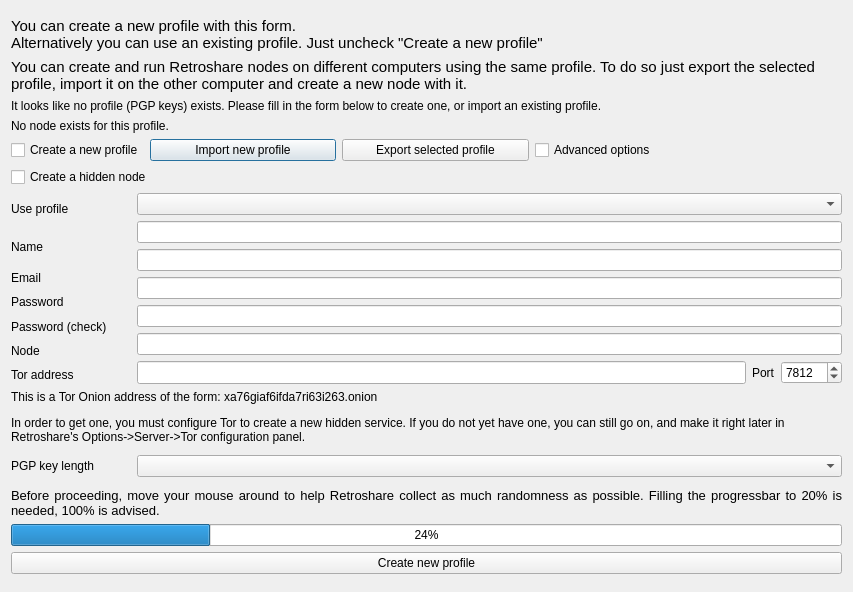
Before: the Qt Designer form retroshare-gui/src/gui/GenCertDialog.ui in RetroShare/RetroShare, drawn with Qt 5.
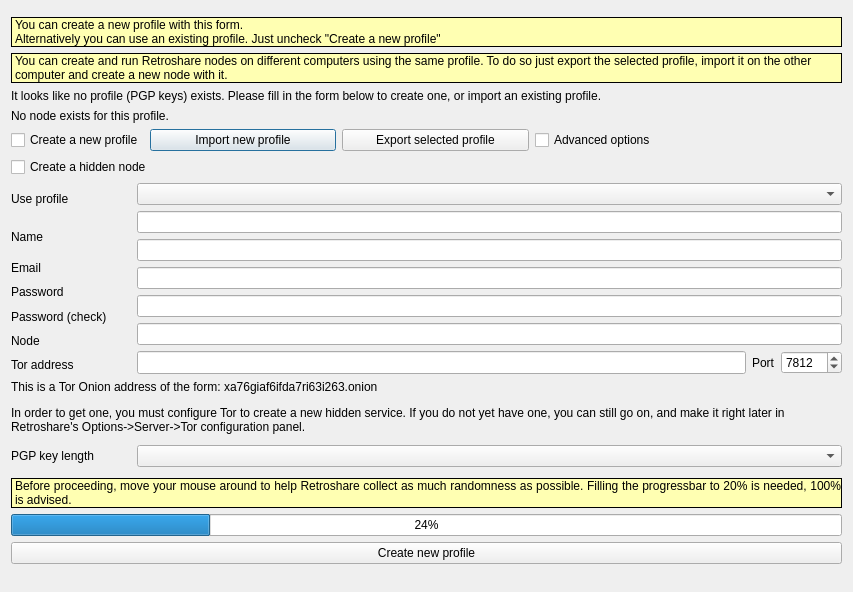
After: the same form once the commit is applied. Icons and pictures are not drawn. Custom widgets are drawn as their Qt base class.

Commit message: Moved fix font from GenCertDialog to qss (Modified patch from Henry). Added defaults to ui without style sheet

Patch:
```diff
--- a/retroshare-gui/src/gui/GenCertDialog.ui
+++ b/retroshare-gui/src/gui/GenCertDialog.ui
@@ -38,12 +38,76 @@
     </widget>
    </item>
    <item>
-    <widget class="QLabel" name="header_label">
-     <property name="font">
-      <font>
-       <family>Tahoma</family>
-       <pointsize>11</pointsize>
-      </font>
+    <widget class="StyledLabel" name="header_label">
+     <property name="palette">
+      <palette>
+       <active>
+        <colorrole role="Base">
+         <brush brushstyle="SolidPattern">
+          <color alpha="255">
+           <red>255</red>
+           <green>255</green>
+           <blue>255</blue>
+          </color>
+         </brush>
+        </colorrole>
+        <colorrole role="Window">
+         <brush brushstyle="SolidPattern">
+          <color alpha="255">
+           <red>255</red>
+           <green>255</green>
+           <blue>178</blue>
+          </color>
+         </brush>
+        </colorrole>
+       </active>
+       <inactive>
+        <colorrole role="Base">
+         <brush brushstyle="SolidPattern">
+          <color alpha="255">
+           <red>255</red>
+           <green>255</green>
+           <blue>255</blue>
+          </color>
+         </brush>
+        </colorrole>
+        <colorrole role="Window">
+         <brush brushstyle="SolidPattern">
+          <color alpha="255">
+           <red>255</red>
+           <green>255</green>
+           <blue>178</blue>
+          </color>
+         </brush>
+        </colorrole>
+       </inactive>
+       <disabled>
+        <colorrole role="Base">
+         <brush brushstyle="SolidPattern">
+          <color alpha="255">
+           <red>255</red>
+           <green>255</green>
+           <blue>178</blue>
+          </color>
+         </brush>
+        </colorrole>
+        <colorrole role="Window">
+         <brush brushstyle="SolidPattern">
+          <color alpha="255">
+           <red>255</red>
+           <green>255</green>
+           <blue>178</blue>
+          </color>
+         </brush>
+        </colorrole>
+       </disabled>
+      </palette>
+     </property>
+     <property name="autoFillBackground">
+      <bool>true</bool>
+     </property>
+     <property name="frameShape">
+      <enum>QFrame::Box</enum>
      </property>
      <property name="text">
       <string>You can create a new profile with this form.
@@ -55,12 +119,76 @@
     </widget>
    </item>
    <item>
-    <widget class="QLabel" name="genprofileinfo_label">
-     <property name="font">
-      <font>
-       <family>Tahoma</family>
-       <pointsize>11</pointsize>
-      </font>
+    <widget class="StyledLabel" name="genprofileinfo_label">
+     <property name="palette">
+      <palette>
+       <active>
+        <colorrole role="Base">
+         <brush brushstyle="SolidPattern">
+          <color alpha="255">
+           <red>255</red>
+           <green>255</green>
+           <blue>255</blue>
+          </color>
+         </brush>
+        </colorrole>
+        <colorrole role="Window">
+         <brush brushstyle="SolidPattern">
+          <color alpha="255">
+           <red>255</red>
+           <green>255</green>
+           <blue>178</blue>
+          </color>
+         </brush>
+        </colorrole>
+       </active>
+       <inactive>
+        <colorrole role="Base">
+         <brush brushstyle="SolidPattern">
+          <color alpha="255">
+           <red>255</red>
+           <green>255</green>
+           <blue>255</blue>
+          </color>
+         </brush>
+        </colorrole>
+        <colorrole role="Window">
+         <brush brushstyle="SolidPattern">
+          <color alpha="255">
+           <red>255</red>
+           <green>255</green>
+           <blue>178</blue>
+          </color>
+         </brush>
+        </colorrole>
+       </inactive>
+       <disabled>
+        <colorrole role="Base">
+         <brush brushstyle="SolidPattern">
+          <color alpha="255">
+           <red>255</red>
+           <green>255</green>
+           <blue>178</blue>
+          </color>
+         </brush>
+        </colorrole>
+        <colorrole role="Window">
+         <brush brushstyle="SolidPattern">
+          <color alpha="255">
+           <red>255</red>
+           <green>255</green>
+           <blue>178</blue>
+          </color>
+         </brush>
+        </colorrole>
+       </disabled>
+      </palette>
+     </property>
+     <property name="autoFillBackground">
+      <bool>true</bool>
+     </property>
+     <property name="frameShape">
+      <enum>QFrame::Box</enum>
      </property>
      <property name="text">
       <string>You can create and run Retroshare nodes on different computers using the same profile. To do so just export the selected profile, import it on the other computer and create a new node with it.</string>
@@ -467,15 +595,6 @@
 
    <item>
     <widget class="QLabel" name="label_hiddenaddr2">
-     <property name="minimumSize">
-      <size>
-       <width>0</width>
-       <height>30</height>
-      </size>
-     </property>
-     <property name="lineWidth">
-      <number>1</number>
-     </property>
      <property name="text">
       <string>&lt;html&gt;&lt;head/&gt;&lt;body&gt;&lt;p&gt;This is a Tor Onion address of the form: xa76giaf6ifda7ri63i263.onion &lt;/p&gt;&lt;p&gt;In order to get one, you must configure Tor to create a new hidden service. If you do not yet have one, you can still go on, and make it right later in Retroshare's Options-&amp;gt;Server-&amp;gt;Tor configuration panel.&lt;/p&gt;&lt;/body&gt;&lt;/html&gt;</string>
      </property>
@@ -522,11 +641,76 @@
     </layout>
    </item>
    <item>
-    <widget class="QLabel" name="entropy_label">
-     <property name="font">
-      <font>
-       <pointsize>10</pointsize>
-      </font>
+    <widget class="StyledLabel" name="entropy_label">
+     <property name="palette">
+      <palette>
+       <active>
+        <colorrole role="Base">
+         <brush brushstyle="SolidPattern">
+          <color alpha="255">
+           <red>255</red>
+           <green>255</green>
+           <blue>255</blue>
+          </color>
+         </brush>
+        </colorrole>
+        <colorrole role="Window">
+         <brush brushstyle="SolidPattern">
+          <color alpha="255">
+           <red>255</red>
+           <green>255</green>
+           <blue>178</blue>
+          </color>
+         </brush>
+        </colorrole>
+       </active>
+       <inactive>
+        <colorrole role="Base">
+         <brush brushstyle="SolidPattern">
+          <color alpha="255">
+           <red>255</red>
+           <green>255</green>
+           <blue>255</blue>
+          </color>
+         </brush>
+        </colorrole>
+        <colorrole role="Window">
+         <brush brushstyle="SolidPattern">
+          <color alpha="255">
+           <red>255</red>
+           <green>255</green>
+           <blue>178</blue>
+          </color>
+         </brush>
+        </colorrole>
+       </inactive>
+       <disabled>
+        <colorrole role="Base">
+         <brush brushstyle="SolidPattern">
+          <color alpha="255">
+           <red>255</red>
+           <green>255</green>
+           <blue>178</blue>
+          </color>
+         </brush>
+        </colorrole>
+        <colorrole role="Window">
+         <brush brushstyle="SolidPattern">
+          <color alpha="255">
+           <red>255</red>
+           <green>255</green>
+           <blue>178</blue>
+          </color>
+         </brush>
+        </colorrole>
+       </disabled>
+      </palette>
+     </property>
+     <property name="autoFillBackground">
+      <bool>true</bool>
+     </property>
+     <property name="frameShape">
+      <enum>QFrame::Box</enum>
      </property>
      <property name="text">
       <string>&lt;html&gt;&lt;head/&gt;&lt;body&gt;&lt;p align=&quot;justify&quot;&gt;Before proceeding, move your mouse around to help Retroshare collect as much randomness as possible. Filling the progressbar to 20% is needed, 100% is advised.&lt;/p&gt;&lt;/body&gt;&lt;/html&gt;</string>
@@ -553,7 +737,6 @@
      </property>
      <property name="font">
       <font>
-       <family>Arial</family>
        <weight>50</weight>
        <bold>false</bold>
       </font>
@@ -601,6 +784,11 @@
    <header>gui/common/HeaderFrame.h</header>
    <container>1</container>
   </customwidget>
+  <customwidget>
+   <class>StyledLabel</class>
+   <extends>QLabel</extends>
+   <header>gui/common/StyledLabel.h</header>
+  </customwidget>
  </customwidgets>
  <resources>
   <include location="images.qrc"/>
```
Left out of the diff: 12 changed lines with no effect on the pictures. The commit also changes 1 other file.
